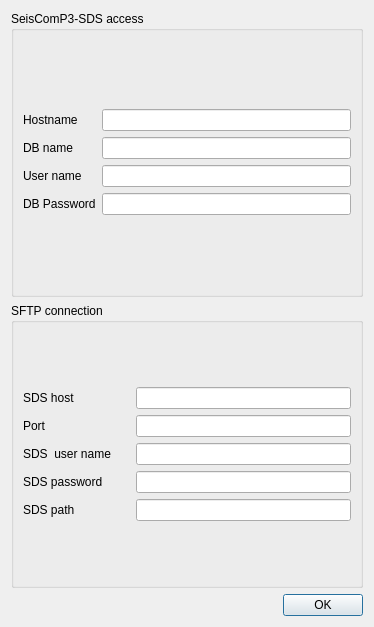
Before: the Qt Designer form isp/resources/designer_uis/SettingsSeiscomp3.ui in ProjectISP/ISP, drawn with Qt 5.
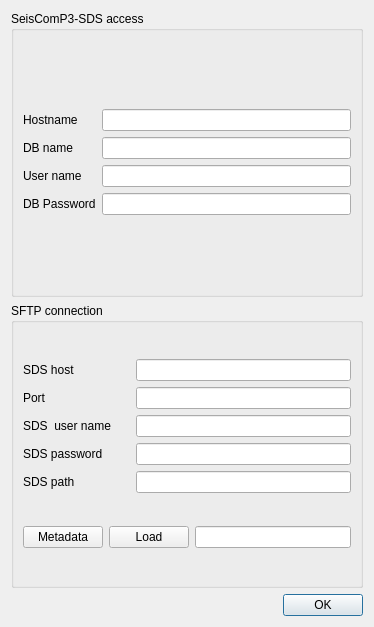
After: the same form once the commit is applied.

What changed in the file:
```diff
--- a/isp/resources/designer_uis/SettingsSeiscomp3.ui
+++ b/isp/resources/designer_uis/SettingsSeiscomp3.ui
@@ -140,6 +140,27 @@
         </item>
        </layout>
       </item>
+      <item>
+       <layout class="QHBoxLayout" name="horizontalLayout">
+        <item>
+         <widget class="QPushButton" name="metadataBtn">
+          <property name="text">
+           <string>Metadata</string>
+          </property>
+         </widget>
+        </item>
+        <item>
+         <widget class="QPushButton" name="loadBtn">
+          <property name="text">
+           <string>Load</string>
+          </property>
+         </widget>
+        </item>
+        <item>
+         <widget class="QLineEdit" name="datalessPathForm"/>
+        </item>
+       </layout>
+      </item>
      </layout>
     </widget>
    </item>
```
